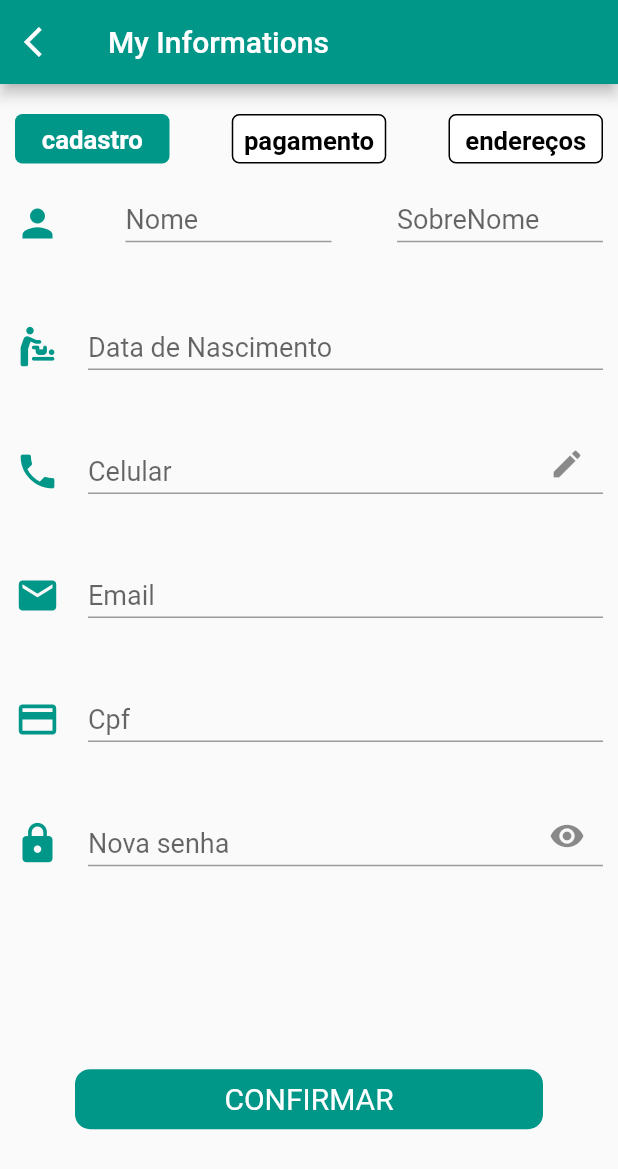
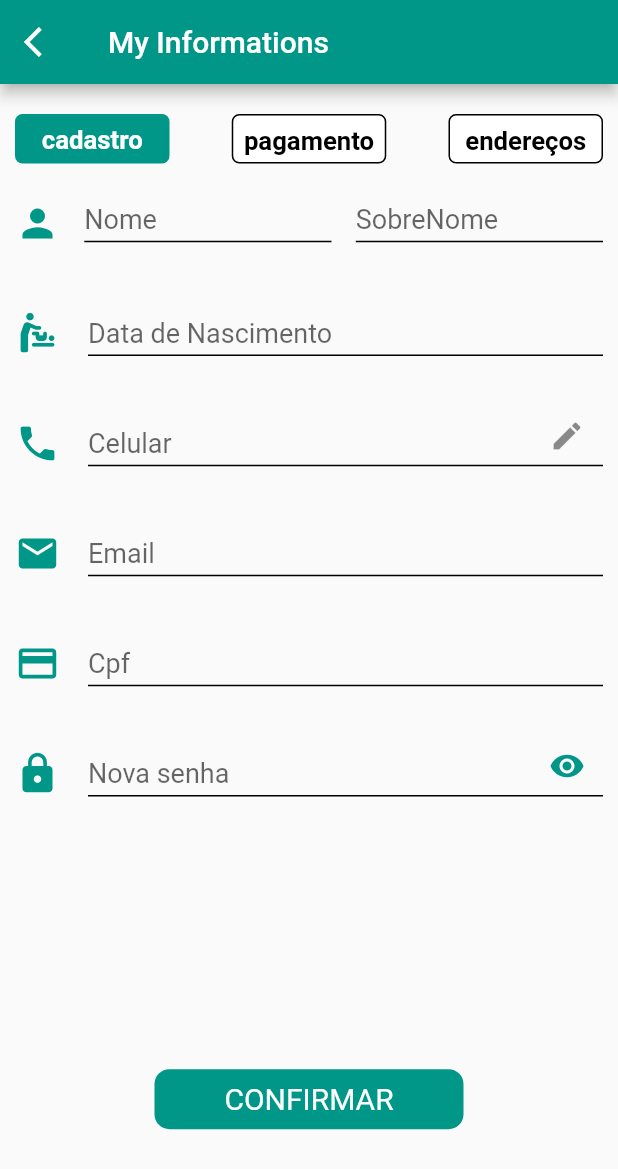
Before and after one commit to clenilsonsilva/burger_app, a Flutter app: the screen it shows after launch, in the side drawer, after a tap on "My Account", on a phone screen of 412 x 824 dp. Shown: the top 1169 px of the screen. Run offline on Flutter 3.47's test engine with Material 2 defaults, Android fonts, the phone set to English and light mode, and no system bars; our stand-ins replace flutter_rating_bar.

Commit message:
09/12/22

```diff
--- a/lib/screens/drawerpage/myaccount.dart
+++ b/lib/screens/drawerpage/myaccount.dart
@@ -31,11 +31,16 @@ class MyAccount extends StatelessWidget {
         centerTitle: false,
       ),
       // extendBodyBehindAppBar: true,
-      body: CustomScrollView(
-        scrollDirection: Axis.vertical,
-        slivers: [
-          Cadastro(height: size.height, width: size.width),
-          CadastroBody(height: size.height, width: size.width)
+      body: Stack(
+        children: [
+          CustomScrollView(
+            scrollDirection: Axis.vertical,
+            slivers: [
+              Cadastro(height: size.height, width: size.width),
+              CadastroBody(height: size.height, width: size.width)
+            ],
+          ),
+
         ],
       ),
     );
--- a/lib/widgets/cadastro.dart
+++ b/lib/widgets/cadastro.dart
@@ -19,10 +19,14 @@ class CadastroBody extends StatelessWidget {
     return ValueListenableBuilder(
       valueListenable: tabcadastro,
       builder: (context, value, child) {
-        if (value==0) {
+        if (value == 0) {
           return SliverToBoxAdapter(
               child: SizedBox(
             height: size.height / 1.3,
+            child: Stack(
+              children: [
+                SizedBox(
+                  height: size.height / 2,
                   child: Column(
                     mainAxisAlignment: MainAxisAlignment.spaceBetween,
                     children: [
@@ -41,12 +45,20 @@ class CadastroBody extends StatelessWidget {
                             ),
                             SizedBox(
                               height: 40,
-                            width: size.width / 3,
+                              width: size.width / 2.5,
                               child: TextFormField(
                                 decoration: const InputDecoration(
+                                  focusedBorder: UnderlineInputBorder(
+                                      borderSide:
+                                          BorderSide(color: Colors.teal)),
+                                  enabledBorder: UnderlineInputBorder(
+                                      borderSide:
+                                          BorderSide(color: Colors.black)),
                                   hintText: 'Nome',
                                   hintStyle:
-                                      TextStyle(fontSize: 18, height: 0.1)),
+                                      TextStyle(fontSize: 18, height: 0.1),
+                                ),
+                                cursorColor: Colors.teal,
                                 controller: nome,
                                 keyboardType: TextInputType.text,
                                 style: const TextStyle(fontSize: 18),
@@ -54,9 +66,15 @@ class CadastroBody extends StatelessWidget {
                             ),
                             SizedBox(
                               height: 40,
-                            width: size.width / 3,
+                              width: size.width / 2.5,
                               child: TextFormField(
                                 decoration: const InputDecoration(
+                                    focusedBorder: UnderlineInputBorder(
+                                        borderSide:
+                                            BorderSide(color: Colors.teal)),
+                                    enabledBorder: UnderlineInputBorder(
+                                        borderSide:
+                                            BorderSide(color: Colors.black)),
                                     hintText: 'SobreNome',
                                     hintStyle:
                                         TextStyle(fontSize: 18, height: 0.1)),
@@ -86,6 +104,12 @@ class CadastroBody extends StatelessWidget {
                               width: size.width / 1.2,
                               child: TextFormField(
                                 decoration: const InputDecoration(
+                                    focusedBorder: UnderlineInputBorder(
+                                        borderSide:
+                                            BorderSide(color: Colors.teal)),
+                                    enabledBorder: UnderlineInputBorder(
+                                        borderSide:
+                                            BorderSide(color: Colors.black)),
                                     hintText: 'Data de Nascimento',
                                     hintStyle:
                                         TextStyle(fontSize: 18, height: 0.1)),
@@ -115,6 +139,12 @@ class CadastroBody extends StatelessWidget {
                               width: size.width / 1.2,
                               child: TextFormField(
                                 decoration: const InputDecoration(
+                                    focusedBorder: UnderlineInputBorder(
+                                        borderSide:
+                                            BorderSide(color: Colors.teal)),
+                                    enabledBorder: UnderlineInputBorder(
+                                        borderSide:
+                                            BorderSide(color: Colors.black)),
                                     hintText: 'Celular',
                                     hintStyle:
                                         TextStyle(fontSize: 18, height: 0.1),
@@ -145,8 +175,15 @@ class CadastroBody extends StatelessWidget {
                               width: size.width / 1.2,
                               child: TextFormField(
                                 decoration: const InputDecoration(
+                                  focusedBorder: UnderlineInputBorder(
+                                      borderSide:
+                                          BorderSide(color: Colors.teal)),
+                                  enabledBorder: UnderlineInputBorder(
+                                      borderSide:
+                                          BorderSide(color: Colors.black)),
                                   hintText: 'Email',
-                                hintStyle: TextStyle(fontSize: 18, height: 0.1),
+                                  hintStyle:
+                                      TextStyle(fontSize: 18, height: 0.1),
                                 ),
                                 controller: email,
                                 keyboardType: TextInputType.emailAddress,
@@ -174,8 +211,15 @@ class CadastroBody extends StatelessWidget {
                               width: size.width / 1.2,
                               child: TextFormField(
                                 decoration: const InputDecoration(
+                                  focusedBorder: UnderlineInputBorder(
+                                      borderSide:
+                                          BorderSide(color: Colors.teal)),
+                                  enabledBorder: UnderlineInputBorder(
+                                      borderSide:
+                                          BorderSide(color: Colors.black)),
                                   hintText: 'Cpf',
-                                hintStyle: TextStyle(fontSize: 18, height: 0.1),
+                                  hintStyle:
+                                      TextStyle(fontSize: 18, height: 0.1),
                                 ),
                                 controller: cpf,
                                 keyboardType: TextInputType.number,
@@ -203,10 +247,20 @@ class CadastroBody extends StatelessWidget {
                               width: size.width / 1.2,
                               child: TextFormField(
                                 decoration: const InputDecoration(
+                                  focusedBorder: UnderlineInputBorder(
+                                      borderSide:
+                                          BorderSide(color: Colors.teal)),
+                                  enabledBorder: UnderlineInputBorder(
+                                      borderSide:
+                                          BorderSide(color: Colors.black)),
                                   hintText: 'Nova senha',
                                   hintStyle:
                                       TextStyle(fontSize: 18, height: 0.1),
-                                  suffixIcon: Icon(Icons.visibility)),
+                                  suffixIcon: Icon(
+                                    Icons.visibility,
+                                    color: Colors.teal,
+                                  ),
+                                ),
                                 controller: novasenha,
                                 keyboardType: TextInputType.text,
                                 style: const TextStyle(fontSize: 18),
@@ -215,32 +269,34 @@ class CadastroBody extends StatelessWidget {
                           ],
                         ),
                       ),
-                    const SizedBox(height: 50),
-                    GestureDetector(
-                      child: Padding(
-                        padding: const EdgeInsets.symmetric(horizontal: 50),
+                    ],
+                  ),
+                ),
+                Positioned(
+                  bottom: 0,
+                  right: size.width / 4,
+                  child: GestureDetector(
                     child: Container(
+                      // margin: const EdgeInsets.symmetric(horizontal: 50),
                       height: 40,
-                          width: width,
+                      width: size.width / 2,
                       decoration: BoxDecoration(
                           borderRadius: BorderRadius.circular(10),
                           color: Colors.teal),
                       child: const Center(
                         child: Text(
                           'CONFIRMAR',
-                              style:
-                                  TextStyle(color: Colors.white, fontSize: 20),
-                            ),
+                          style: TextStyle(color: Colors.white, fontSize: 20),
                         ),
                       ),
                     ),
                     onTap: () {},
+                  ),
                 )
               ],
             ),
           ));
-        }
-        else{
+        } else {
           return const SliverToBoxAdapter(child: SizedBox());
         }
       },
```
Lines whose indentation alone changed are shown as unchanged.
